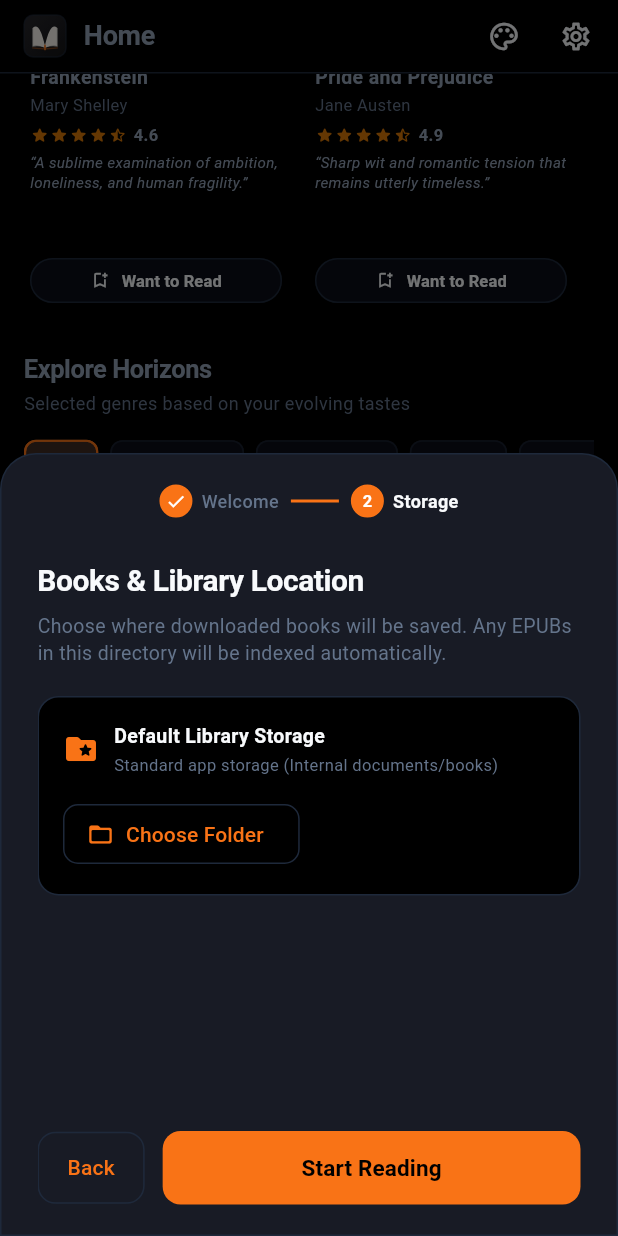
After one commit to lk-03/foliate-android, a Flutter app: the screen it shows after launch, scrolled down 576 dp, after a tap on "Continue", on a phone screen of 412 x 824 dp. The commit adds this screen. Run offline on Flutter 3.47's test engine with Material 3 defaults, Android fonts, the phone set to English and light mode, and no system bars; our stand-ins replace dio, file_picker, flutter_riverpod, flutter_tts, share_plus, shared_preferences and 1 more; network calls fail.

Commit message:
feat(onboarding): first-launch welcome wizard for reader name and library storage location (#21)

```diff
--- a/lib/components/components.dart
+++ b/lib/components/components.dart
@@ -14,3 +14,4 @@ export 'book_completion_sheet.dart';
 export 'yearly_books_read_section.dart';
 export 'tts_floating_bar.dart';
 export 'reader_sidebar_panel.dart';
+export 'onboarding_welcome_sheet.dart';
--- /dev/null
+++ b/lib/components/onboarding_welcome_sheet.dart
@@ -0,0 +1,467 @@
+import 'package:flutter/material.dart';
+import '../services/folder_sync_service.dart';
+import '../services/storage_service.dart';
+import '../theme/theme.dart';
+import 'app_logo.dart';
+
+/// Modal wizard shown on first launch to configure reader profile name
+/// and choose local library storage location.
+class OnboardingWelcomeSheet extends StatefulWidget {
+  final VoidCallback? onCompleted;
+
+  const OnboardingWelcomeSheet({
+    super.key,
+    this.onCompleted,
+  });
+
+  @override
+  State<OnboardingWelcomeSheet> createState() => _OnboardingWelcomeSheetState();
+}
+
+class _OnboardingWelcomeSheetState extends State<OnboardingWelcomeSheet> {
+  final PageController _pageController = PageController();
+  final TextEditingController _nameController = TextEditingController(text: 'Reader');
+  int _currentStep = 0;
+  String? _selectedFolderPath;
+  bool _isScanning = false;
+  int _discoveredBooksCount = 0;
+
+  @override
+  void dispose() {
+    _pageController.dispose();
+    _nameController.dispose();
+    super.dispose();
+  }
+
+  void _nextStep() {
+    if (_nameController.text.trim().isEmpty) {
+      _nameController.text = 'Reader';
+    }
+    setState(() => _currentStep = 1);
+    _pageController.animateToPage(
+      1,
+      duration: const Duration(milliseconds: 300),
+      curve: Curves.easeInOut,
+    );
+  }
+
+  void _prevStep() {
+    setState(() => _currentStep = 0);
+    _pageController.animateToPage(
+      0,
+      duration: const Duration(milliseconds: 300),
+      curve: Curves.easeInOut,
+    );
+  }
+
+  Future<void> _pickFolder() async {
+    final path = await FolderSyncService.instance.pickAndLinkFolder();
+    if (!mounted) return;
+    if (path.isNotEmpty) {
+      setState(() {
+        _discoveredBooksCount = path.length;
+      });
+    }
+    final linked = await StorageService.instance.getLinkedFolders();
+    if (mounted && linked.isNotEmpty) {
+      setState(() {
+        _selectedFolderPath = linked.last;
+      });
+    }
+  }
+
+  Future<void> _finishOnboarding() async {
+    setState(() => _isScanning = true);
+    final finalName = _nameController.text.trim().isEmpty
+        ? 'Reader'
+        : _nameController.text.trim();
+
+    await StorageService.instance.setUserName(finalName);
+    if (_selectedFolderPath != null && _selectedFolderPath!.isNotEmpty) {
+      await StorageService.instance.setDownloadsDirectoryPath(_selectedFolderPath!);
+      await StorageService.instance.addLinkedFolder(_selectedFolderPath!);
+      await FolderSyncService.instance.scanLinkedFolder(_selectedFolderPath!);
+    }
+    await StorageService.instance.setFirstLaunchDone(true);
+
+    if (mounted) {
+      setState(() => _isScanning = false);
+      widget.onCompleted?.call();
+      Navigator.of(context).pop();
+    }
+  }
+
+  @override
+  Widget build(BuildContext context) {
+    final theme = Theme.of(context);
+    final colors = theme.extension<FoliateThemeColors>() ?? FoliateThemeColors.dark;
+    final primaryAccent = theme.colorScheme.primary;
+
+    return PopScope(
+      canPop: false,
+      child: SafeArea(
+        child: Container(
+          decoration: BoxDecoration(
+            color: colors.surfaceCard,
+            borderRadius: const BorderRadius.vertical(top: Radius.circular(24)),
+            border: Border.all(color: colors.border),
+          ),
+          padding: const EdgeInsets.symmetric(horizontal: 24, vertical: 20),
+          child: SizedBox(
+            height: 480,
+            child: Column(
+              children: [
+                // Top step pill indicator
+                Row(
+                  mainAxisAlignment: MainAxisAlignment.center,
+                  children: [
+                    _buildStepIndicator(0, 'Welcome', primaryAccent, colors),
+                    Container(
+                      width: 32,
+                      height: 2,
+                      margin: const EdgeInsets.symmetric(horizontal: 8),
+                      color: _currentStep >= 1 ? primaryAccent : colors.border,
+                    ),
+                    _buildStepIndicator(1, 'Storage', primaryAccent, colors),
+                  ],
+                ),
+                const SizedBox(height: 20),
+
+                // Pages
+                Expanded(
+                  child: PageView(
+                    controller: _pageController,
+                    physics: const NeverScrollableScrollPhysics(),
+                    children: [
+                      _buildStepOne(colors, primaryAccent),
+                      _buildStepTwo(colors, primaryAccent),
+                    ],
+                  ),
+                ),
+              ],
+            ),
+          ),
+        ),
+      ),
+    );
+  }
+
+  Widget _buildStepIndicator(
+    int step,
+    String label,
+    Color accent,
+    FoliateThemeColors colors,
+  ) {
+    final isActive = _currentStep == step;
+    final isDone = _currentStep > step;
+
+    return Row(
+      mainAxisSize: MainAxisSize.min,
+      children: [
+        Container(
+          width: 22,
+          height: 22,
+          decoration: BoxDecoration(
+            shape: BoxShape.circle,
+            color: isDone || isActive ? accent : colors.windowBackground,
+            border: Border.all(
+              color: isDone || isActive ? accent : colors.border,
+            ),
+          ),
+          child: Center(
+            child: isDone
+                ? const Icon(Icons.check, size: 14, color: Colors.white)
+                : Text(
+                    '${step + 1}',
+                    style: TextStyle(
+                      fontSize: 11,
+                      fontWeight: FontWeight.bold,
+                      color: isActive ? Colors.white : colors.textMuted,
+                    ),
+                  ),
+          ),
+        ),
+        const SizedBox(width: 6),
+        Text(
+          label,
+          style: TextStyle(
+            fontSize: 12,
+            fontWeight: isActive ? FontWeight.bold : FontWeight.w500,
+            color: isActive ? colors.textPrimary : colors.textMuted,
+          ),
+        ),
+      ],
+    );
+  }
+
+  Widget _buildStepOne(FoliateThemeColors colors, Color primaryAccent) {
+    return Column(
+      mainAxisAlignment: MainAxisAlignment.center,
+      children: [
+        const AppLogo(size: 56),
+        const SizedBox(height: 16),
+        Text(
+          'Welcome to Foliate',
+          style: TextStyle(
+            fontSize: 22,
+            fontWeight: FontWeight.bold,
+            color: colors.textPrimary,
+            letterSpacing: -0.3,
+          ),
+        ),
+        const SizedBox(height: 8),
+        Text(
+          'Your personal, offline-first digital library and modern reader.',
+          textAlign: TextAlign.center,
+          style: TextStyle(
+            fontSize: 13,
+            color: colors.textMuted,
+            height: 1.4,
+          ),
+        ),
+        const SizedBox(height: 28),
+        ConstrainedBox(
+          constraints: const BoxConstraints(maxWidth: 380),
+          child: Column(
+            crossAxisAlignment: CrossAxisAlignment.start,
+            children: [
+              Text(
+                'What should we call you?',
+                style: TextStyle(
+                  fontSize: 12,
+                  fontWeight: FontWeight.w600,
+                  color: colors.textPrimary,
+                ),
+              ),
+              const SizedBox(height: 8),
+              TextField(
+                controller: _nameController,
+                autofocus: true,
+                textCapitalization: TextCapitalization.words,
+                decoration: InputDecoration(
+                  hintText: 'Enter your name',
+                  prefixIcon: const Icon(Icons.person_outline_rounded, size: 20),
+                  filled: true,
+                  fillColor: colors.windowBackground,
+                  contentPadding: const EdgeInsets.symmetric(horizontal: 16, vertical: 14),
+                  border: OutlineInputBorder(
+                    borderRadius: BorderRadius.circular(12),
+                    borderSide: BorderSide(color: colors.border),
+                  ),
+                  enabledBorder: OutlineInputBorder(
+                    borderRadius: BorderRadius.circular(12),
+                    borderSide: BorderSide(color: colors.border),
+                  ),
+                  focusedBorder: OutlineInputBorder(
+                    borderRadius: BorderRadius.circular(12),
+                    borderSide: BorderSide(color: primaryAccent, width: 2),
+                  ),
+                ),
+              ),
+            ],
+          ),
+        ),
+        const Spacer(),
+        SizedBox(
+          width: double.infinity,
+          child: FilledButton(
+            onPressed: _nextStep,
+            style: FilledButton.styleFrom(
+              padding: const EdgeInsets.symmetric(vertical: 14),
+              shape: RoundedRectangleBorder(
+                borderRadius: BorderRadius.circular(12),
+              ),
+            ),
+            child: const Text(
+              'Continue',
+              style: TextStyle(fontSize: 15, fontWeight: FontWeight.bold),
+            ),
+          ),
+        ),
+      ],
+    );
+  }
+
+  Widget _buildStepTwo(FoliateThemeColors colors, Color primaryAccent) {
+    return Column(
+      crossAxisAlignment: CrossAxisAlignment.stretch,
+      children: [
+        const SizedBox(height: 8),
+        Text(
+          'Books & Library Location',
+          style: TextStyle(
+            fontSize: 20,
+            fontWeight: FontWeight.bold,
+            color: colors.textPrimary,
+            letterSpacing: -0.3,
+          ),
+        ),
+        const SizedBox(height: 6),
+        Text(
+          'Choose where downloaded books will be saved. Any EPUBs in this directory will be indexed automatically.',
+          style: TextStyle(
+            fontSize: 13,
+            color: colors.textMuted,
+            height: 1.4,
+          ),
+        ),
+        const SizedBox(height: 20),
+
+        // Storage selection card
+        Container(
+          padding: const EdgeInsets.all(16),
+          decoration: BoxDecoration(
+            color: colors.windowBackground,
+            borderRadius: BorderRadius.circular(14),
+            border: Border.all(color: colors.border),
+          ),
+          child: Column(
+            crossAxisAlignment: CrossAxisAlignment.start,
+            children: [
+              Row(
+                children: [
+                  Icon(
+                    _selectedFolderPath != null
+                        ? Icons.folder_rounded
+                        : Icons.folder_special_rounded,
+                    color: primaryAccent,
+                    size: 24,
+                  ),
+                  const SizedBox(width: 10),
+                  Expanded(
+                    child: Column(
+                      crossAxisAlignment: CrossAxisAlignment.start,
+                      children: [
+                        Text(
+                          _selectedFolderPath != null
+                              ? 'Custom Library Folder'
+                              : 'Default Library Storage',
+                          style: TextStyle(
+                            fontSize: 13,
+                            fontWeight: FontWeight.bold,
+                            color: colors.textPrimary,
+                          ),
+                        ),
+                        const SizedBox(height: 2),
+                        Text(
+                          _selectedFolderPath ??
+                              'Standard app storage (Internal documents/books)',
+                          maxLines: 2,
+                          overflow: TextOverflow.ellipsis,
+                          style: TextStyle(
+                            fontSize: 11,
+                            color: colors.textMuted,
+                          ),
+                        ),
+                      ],
+                    ),
+                  ),
+                ],
+              ),
+              const SizedBox(height: 14),
+              Row(
+                children: [
+                  OutlinedButton.icon(
+                    onPressed: _pickFolder,
+                    icon: const Icon(Icons.folder_open_rounded, size: 18),
+                    label: Text(
+                      _selectedFolderPath != null ? 'Change Folder' : 'Choose Folder',
+                    ),
+                    style: OutlinedButton.styleFrom(
+                      shape: RoundedRectangleBorder(
+                        borderRadius: BorderRadius.circular(10),
+                      ),
+                    ),
+                  ),
+                  if (_selectedFolderPath != null) ...[
+                    const SizedBox(width: 8),
+                    TextButton(
+                      onPressed: () {
+                        setState(() {
+                          _selectedFolderPath = null;
+                          _discoveredBooksCount = 0;
+                        });
+                      },
+                      child: const Text('Reset to Default'),
+                    ),
+                  ],
+                ],
+              ),
+            ],
+          ),
+        ),
+
+        if (_discoveredBooksCount > 0) ...[
+          const SizedBox(height: 12),
+          Container(
+            padding: const EdgeInsets.symmetric(horizontal: 14, vertical: 10),
+            decoration: BoxDecoration(
+              color: primaryAccent.withValues(alpha: 0.1),
+              borderRadius: BorderRadius.circular(10),
+              border: Border.all(color: primaryAccent.withValues(alpha: 0.25)),
+            ),
+            child: Row(
+              children: [
+                Icon(Icons.auto_stories_rounded, size: 18, color: primaryAccent),
+                const SizedBox(width: 10),
+                Expanded(
+                  child: Text(
+                    'Found $_discoveredBooksCount EPUB book${_discoveredBooksCount == 1 ? '' : 's'} ready to import',
+                    style: TextStyle(
+                      fontSize: 12,
+                      fontWeight: FontWeight.w600,
+                      color: primaryAccent,
+                    ),
+                  ),
+                ),
+              ],
+            ),
+          ),
+        ],
+
+        const Spacer(),
+
+        // Action buttons
+        Row(
+          children: [
+            OutlinedButton(
+              onPressed: _prevStep,
+              style: OutlinedButton.styleFrom(
+                padding: const EdgeInsets.symmetric(horizontal: 20, vertical: 14),
+                shape: RoundedRectangleBorder(
+                  borderRadius: BorderRadius.circular(12),
+                ),
+              ),
+              child: const Text('Back'),
+            ),
+            const SizedBox(width: 12),
+            Expanded(
+              child: FilledButton(
+                onPressed: _isScanning ? null : _finishOnboarding,
+                style: FilledButton.styleFrom(
+                  padding: const EdgeInsets.symmetric(vertical: 14),
+                  shape: RoundedRectangleBorder(
+                    borderRadius: BorderRadius.circular(12),
+                  ),
+                ),
+                child: _isScanning
+                    ? const SizedBox(
+                        height: 20,
+                        width: 20,
+                        child: CircularProgressIndicator(
+                          strokeWidth: 2,
+                          color: Colors.white,
+                        ),
+                      )
+                    : const Text(
+                        'Start Reading',
+                        style: TextStyle(fontSize: 15, fontWeight: FontWeight.bold),
+                      ),
+              ),
+            ),
+          ],
+        ),
+      ],
+    );
+  }
+}
--- a/lib/screens/home_screen.dart
+++ b/lib/screens/home_screen.dart
@@ -42,6 +42,7 @@ class HomeScreen extends StatefulWidget {
 }
 
 class _HomeScreenState extends State<HomeScreen> {
+  String _userName = 'Reader';
   String _selectedGenre = 'All';
   int _accountCreationYear = 2024;
 
@@ -49,6 +50,20 @@ class _HomeScreenState extends State<HomeScreen> {
   void initState() {
     super.initState();
     _loadAccountCreationYear();
+    _loadUserName();
+  }
+
+  @override
+  void didUpdateWidget(covariant HomeScreen oldWidget) {
+    super.didUpdateWidget(oldWidget);
+    _loadUserName();
+  }
+
+  Future<void> _loadUserName() async {
+    final name = await StorageService.instance.getUserName();
+    if (mounted) {
+      setState(() => _userName = name);
+    }
   }
 
   Future<void> _loadAccountCreationYear() async {
@@ -138,7 +153,7 @@ class _HomeScreenState extends State<HomeScreen> {
                 ),
                 const SizedBox(height: 3),
                 Text(
-                  '${_getGreeting()}, Reader',
+                  '${_getGreeting()}, $_userName',
                   style: const TextStyle(
                     fontSize: 22,
                     fontWeight: FontWeight.bold,
--- a/lib/screens/main_shell.dart
+++ b/lib/screens/main_shell.dart
@@ -45,6 +45,33 @@ class _MainShellState extends State<MainShell> {
     await _reloadAnnotations();
     await _reloadHabits();
     _autoScanLinkedFolders();
+    _checkFirstLaunchOnboarding();
+  }
+
+  Future<void> _checkFirstLaunchOnboarding() async {
+    final isFirst = await StorageService.instance.isFirstLaunch();
+    if (isFirst && mounted) {
+      WidgetsBinding.instance.addPostFrameCallback((_) {
+        if (mounted) {
+          showModalBottomSheet(
+            context: context,
+            isScrollControlled: true,
+            isDismissible: false,
+            enableDrag: false,
+            backgroundColor: Colors.transparent,
+            builder: (_) => OnboardingWelcomeSheet(
+              onCompleted: () async {
+                await _reloadBooks();
+                await _reloadHabits();
+                if (mounted) {
+                  setState(() {});
+                }
+              },
+            ),
+          );
+        }
+      });
+    }
   }
 
   Future<void> _reloadBooks() async {
--- a/lib/screens/profile_screen.dart
+++ b/lib/screens/profile_screen.dart
@@ -1,6 +1,5 @@
 import 'package:flutter/material.dart';
 import 'package:flutter/services.dart';
-import 'package:shared_preferences/shared_preferences.dart';
 import '../components/components.dart';
 import '../models/models.dart';
 import '../services/storage_service.dart';
@@ -31,8 +30,7 @@ class ProfileScreen extends StatefulWidget {
 }
 
 class _ProfileScreenState extends State<ProfileScreen> {
-  static const String _userNameKey = 'foliate_profile_user_name';
-  String _userName = 'Elena Vance';
+  String _userName = 'Reader';
   int _accountCreationYear = 2024;
   bool _isRescanning = false;
 
@@ -43,22 +41,18 @@ class _ProfileScreenState extends State<ProfileScreen> {
   }
 
   Future<void> _loadProfileData() async {
-    final prefs = await SharedPreferences.getInstance();
-    final saved = prefs.getString(_userNameKey);
+    final name = await StorageService.instance.getUserName();
     final year = await StorageService.instance.getAccountCreationYear();
     if (mounted) {
       setState(() {
-        if (saved != null && saved.isNotEmpty) {
-          _userName = saved;
-        }
+        _userName = name;
         _accountCreationYear = year;
       });
     }
   }
 
   Future<void> _saveUserName(String newName) async {
-    final prefs = await SharedPreferences.getInstance();
-    await prefs.setString(_userNameKey, newName);
+    await StorageService.instance.setUserName(newName);
     if (mounted) {
       setState(() => _userName = newName);
     }
--- a/lib/services/storage_service.dart
+++ b/lib/services/storage_service.dart
@@ -1,5 +1,6 @@
 import 'dart:convert';
 import 'dart:io';
+import 'package:flutter/foundation.dart';
 import 'package:flutter/services.dart';
 import 'package:path_provider/path_provider.dart';
 import 'package:shared_preferences/shared_preferences.dart';
@@ -15,6 +16,8 @@ class StorageService {
   static const String _readingHabitsPrefKey = 'foliate_reading_habits';
   static const String _accountCreationYearPrefKey = 'foliate_account_creation_year';
   static const String _customCatalogsPrefKey = 'foliate_custom_catalogs';
+  static const String _userNamePrefKey = 'foliate_profile_user_name';
+  static const String _customDownloadsDirectoryPrefKey = 'foliate_custom_downloads_directory';
 
   static StorageService? _instance;
   static StorageService get instance => _instance ??= StorageService._();
@@ -24,6 +27,18 @@ class StorageService {
   Directory? _appDocDir;
   Directory? _booksDir;
   Directory? _coversDir;
+
+  @visibleForTesting
+  void setAppDocDirForTesting(Directory? dir) {
+    _appDocDir = dir;
+    if (dir != null) {
+      _booksDir = Directory('${dir.path}/books');
+      _coversDir = Directory('${dir.path}/covers');
+    } else {
+      _booksDir = null;
+      _coversDir = null;
+    }
+  }
 
   Future<Directory> get booksDirectory async {
     if (_booksDir != null) return _booksDir!;
@@ -575,4 +590,60 @@ class StorageService {
     final rawList = current.map((c) => jsonEncode(c.toJson())).toList();
     await prefs.setStringList(_customCatalogsPrefKey, rawList);
   }
+
+  /// Returns true if first launch onboarding has not yet been completed.
+  Future<bool> isFirstLaunch() async {
+    final prefs = await SharedPreferences.getInstance();
+    return !(prefs.getBool(_firstLaunchPrefKey) ?? false);
+  }
+
+  /// Sets the first launch completion status.
+  Future<void> setFirstLaunchDone(bool value) async {
+    final prefs = await SharedPreferences.getInstance();
+    await prefs.setBool(_firstLaunchPrefKey, value);
+  }
+
+  /// Gets the reader's user name. Defaults to 'Reader'.
+  Future<String> getUserName() async {
+    final prefs = await SharedPreferences.getInstance();
+    final name = prefs.getString(_userNamePrefKey);
+    if (name != null && name.trim().isNotEmpty) {
+      return name.trim();
+    }
+    return 'Reader';
+  }
+
+  /// Updates the reader's user name.
+  Future<void> setUserName(String name) async {
+    final prefs = await SharedPreferences.getInstance();
+    await prefs.setString(_userNamePrefKey, name.trim());
+  }
+
+  /// Gets user-configured custom download folder path, or null if using default.
+  Future<String?> getDownloadsDirectoryPath() async {
+    final prefs = await SharedPreferences.getInstance();
+    return prefs.getString(_customDownloadsDirectoryPrefKey);
+  }
+
+  /// Sets user-configured custom download folder path.
+  Future<void> setDownloadsDirectoryPath(String? path) async {
+    final prefs = await SharedPreferences.getInstance();
+    if (path == null || path.trim().isEmpty) {
+      await prefs.remove(_customDownloadsDirectoryPrefKey);
+    } else {
+      await prefs.setString(_customDownloadsDirectoryPrefKey, path.trim());
+    }
+  }
+
+  /// Returns effective directory for saved books (custom folder if valid, else booksDirectory).
+  Future<Directory> getEffectiveBooksDirectory() async {
+    final customPath = await getDownloadsDirectoryPath();
+    if (customPath != null && customPath.isNotEmpty) {
+      final customDir = Directory(customPath);
+      if (customDir.existsSync()) {
+        return customDir;
+      }
+    }
+    return booksDirectory;
+  }
 }
```
Also changed, not shown: 2 other files.
